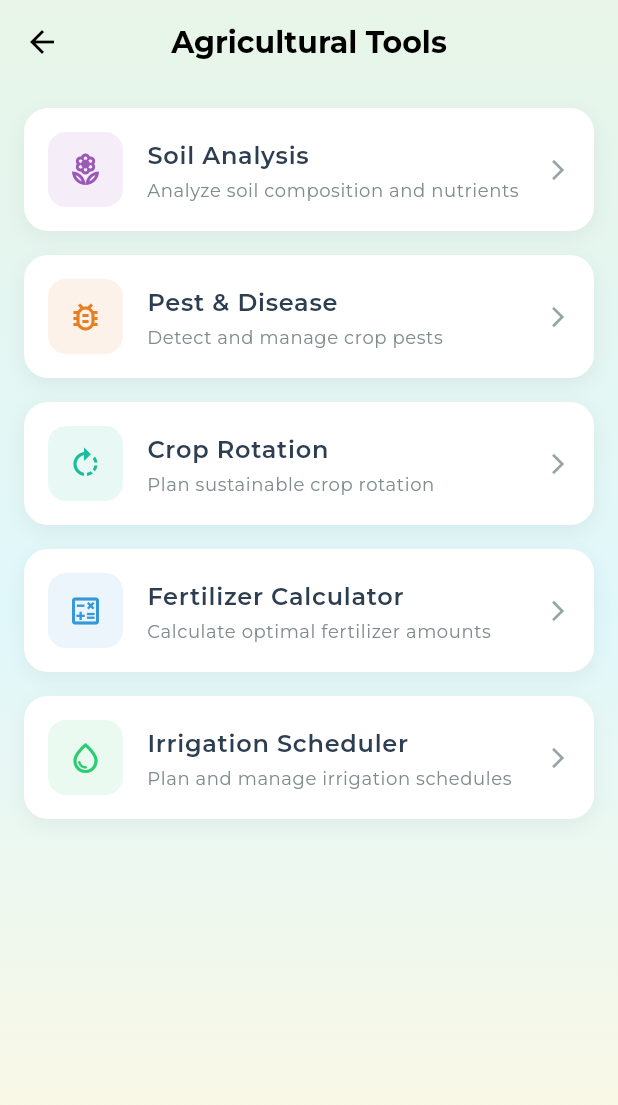
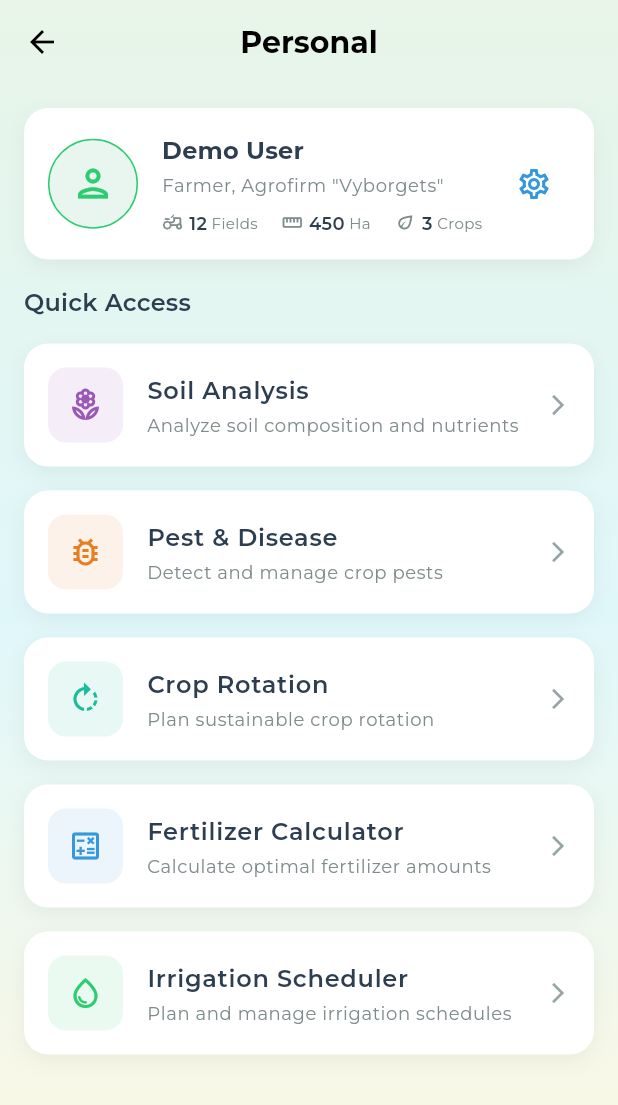
Before and after one commit to nikitafedorov008/itmo-pm-demo-app, a Flutter app: the AgriculturalDashboardScreen screen opened by its route, on a phone screen of 412 x 824 dp. Shown: the top 1105 px of the screen. Run offline on Flutter 3.47's test engine with Material 3 defaults, Android fonts, the phone set to English and light mode, and no system bars; our stand-ins replace flutter_map, google_fonts, image_picker, latlong2; missing offline and left inert: langchain, langchain_openai.

Commit message:
added profile widget

```diff
--- a/lib/pages/agricultural_dashboard_screen.dart
+++ b/lib/pages/agricultural_dashboard_screen.dart
@@ -11,7 +11,7 @@ class AgriculturalDashboardScreen extends StatelessWidget {
       appBar: AppBar(
         backgroundColor: Colors.transparent,
         title: Text(
-          'Agricultural Tools',
+          'Personal',
           style: GoogleFonts.montserrat(
             fontWeight: FontWeight.bold,
             color: Colors.black,
@@ -26,6 +26,21 @@ class AgriculturalDashboardScreen extends StatelessWidget {
           child: Column(
             crossAxisAlignment: CrossAxisAlignment.start,
             children: [
+              // Profile widget before Agricultural Tools
+              _buildProfileCard(context),
+              Padding(
+                padding: const EdgeInsets.symmetric(
+                  vertical: 16.0,
+                ),
+                child: Text(
+                  'Quick Access',
+                  style: Theme.of(context).textTheme.titleMedium?.copyWith(
+                    color: const Color(0xFF2C3E50),
+                    fontWeight: FontWeight.w600,
+                  ),
+                ),
+              ),
+
               // Soil Analysis Card
               _buildFeatureCard(
                 context,
@@ -72,7 +87,9 @@ class AgriculturalDashboardScreen extends StatelessWidget {
                 subtitle: 'Calculate optimal fertilizer amounts',
                 icon: Icons.calculate_outlined,
                 color: const Color(0xFF3498DB),
-                onTap: () {},
+                onTap: () {
+                  Navigator.pushNamed(context, '/fertilizer-calculator');
+                },
               ),
               const SizedBox(height: 16),
 
@@ -83,12 +100,119 @@ class AgriculturalDashboardScreen extends StatelessWidget {
                 subtitle: 'Plan and manage irrigation schedules',
                 icon: Icons.water_drop_outlined,
                 color: const Color(0xFF2ECC71),
-                onTap: () {},
+                onTap: () {
+                  Navigator.pushNamed(context, '/irrigation-scheduler');
+                },
               ),
             ],
           ),
         ),
       ),
+    );
+  }
+
+  Widget _buildProfileCard(BuildContext context) {
+    return Container(
+      padding: const EdgeInsets.all(16),
+      decoration: BoxDecoration(
+        color: Colors.white,
+        borderRadius: BorderRadius.circular(16),
+        boxShadow: [
+          BoxShadow(
+            color: Colors.black.withValues(alpha: 0.05),
+            blurRadius: 10,
+            offset: const Offset(0, 4),
+          ),
+        ],
+      ),
+      child: Row(
+        children: [
+          Container(
+            width: 60,
+            height: 60,
+            decoration: BoxDecoration(
+              shape: BoxShape.circle,
+              color: const Color(0xFFE8F6EF),
+              border: Border.all(color: const Color(0xFF2ECC71)),
+            ),
+            child: const Icon(
+              Icons.person_outlined,
+              color: Color(0xFF2ECC71),
+              size: 30,
+            ),
+          ),
+          const SizedBox(width: 16),
+          Expanded(
+            child: Column(
+              crossAxisAlignment: CrossAxisAlignment.start,
+              children: [
+                Text(
+                  'Demo User',
+                  style: Theme.of(context).textTheme.titleMedium?.copyWith(
+                    fontWeight: FontWeight.bold,
+                    color: const Color(0xFF2C3E50),
+                  ),
+                ),
+                const SizedBox(height: 4),
+                Text(
+                  'Farmer, Agrofirm "Vyborgets"',
+                  style: Theme.of(context).textTheme.bodySmall?.copyWith(
+                    color: const Color(0xFF7F8C8D),
+                  ),
+                ),
+                const SizedBox(height: 8),
+                Row(
+                  children: [
+                    _buildProfileStat('12', 'Fields', Icons.agriculture_outlined),
+                    const SizedBox(width: 16),
+                    _buildProfileStat('450', 'Ha', Icons.straighten_outlined),
+                    const SizedBox(width: 16),
+                    _buildProfileStat('3', 'Crops', Icons.eco_outlined),
+                  ],
+                ),
+              ],
+            ),
+          ),
+          IconButton(
+            icon: Icon(
+              Icons.settings_outlined,
+              color: const Color(0xFF3498DB),
+            ),
+            onPressed: () {
+              // Navigate to profile settings
+            },
+          ),
+        ],
+      ),
+    );
+  }
+
+  Widget _buildProfileStat(String value, String label, IconData icon) {
+    return Row(
+      mainAxisSize: MainAxisSize.min,
+      children: [
+        Icon(
+          icon,
+          size: 14,
+          color: const Color(0xFF7F8C8D),
+        ),
+        const SizedBox(width: 4),
+        Text(
+          value,
+          style: TextStyle(
+            fontSize: 12,
+            fontWeight: FontWeight.w600,
+            color: const Color(0xFF2C3E50),
+          ),
+        ),
+        Text(
+          ' $label',
+          style: TextStyle(
+            fontSize: 10,
+            color: const Color(0xFF7F8C8D),
+          ),
+        ),
+      ],
     );
   }
 
```
